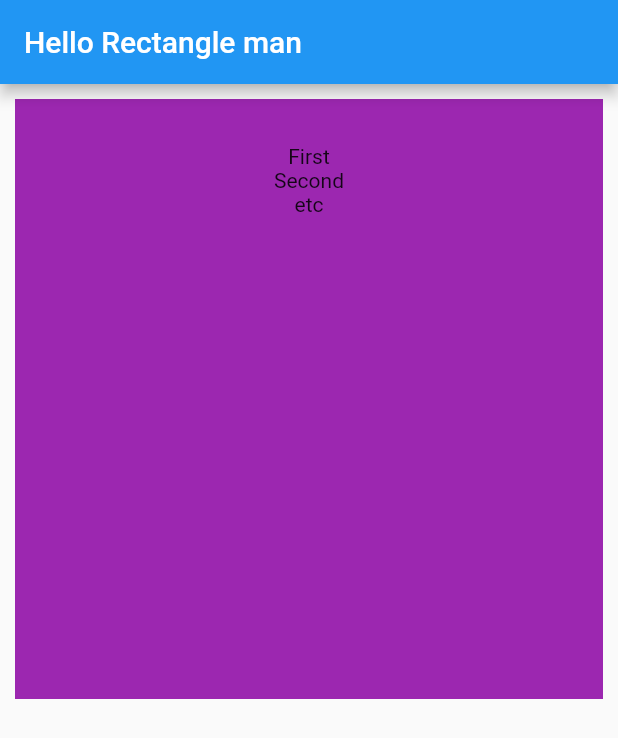
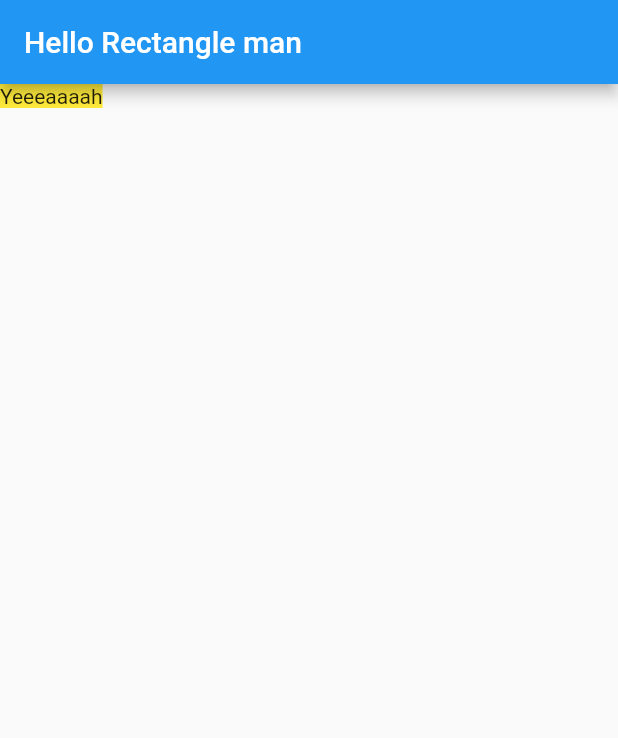
Before and after one commit to BRVWL/Flutter_app, a Flutter app: the screen it shows after launch, on a phone screen of 412 x 824 dp. Shown: the top 738 px of the screen. Run offline on Flutter 3.47's test engine with Material 2 defaults, Android fonts, the phone set to English and light mode, and no system bars.

Commit message:
render class into view

```diff
--- a/lib/main.dart
+++ b/lib/main.dart
@@ -4,8 +4,14 @@
 
 import 'package:flutter/material.dart';
 
-Widget myCustomComponent() {
-  return Container(color: Colors.yellow);
+class myCustomComponent extends StatelessWidget {
+  @override
+  Widget build(BuildContext context) {
+    return Container(
+      color: Colors.yellow,
+      child: Text('Yeeeaaaah'),
+    );
+  }
 }
 
 void main() {
@@ -17,7 +23,7 @@ void main() {
         appBar: AppBar(
           title: Text('Hello Rectangle man'),
         ),
-        body: HelloRectangle(),
+        body: myCustomComponent(),
       ),
     ),
   );
```
